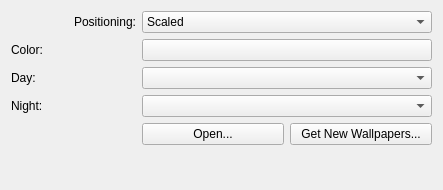
Qt form day-and-night/contents/ui/config.ui (lmiphay/pdamsten-plasmoids) before a commit.
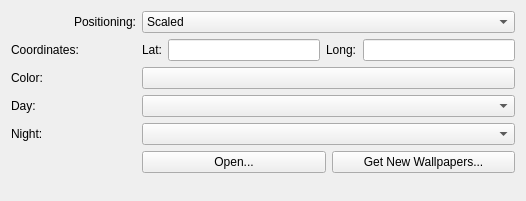
The same form after that commit. Custom widgets are drawn as their Qt base class.

Commit message: Add latitude and longitude to config dialog

```diff
--- a/day-and-night/contents/ui/config.ui
+++ b/day-and-night/contents/ui/config.ui
@@ -6,15 +6,34 @@
    <rect>
     <x>0</x>
     <y>0</y>
-    <width>443</width>
-    <height>190</height>
+    <width>526</width>
+    <height>201</height>
    </rect>
   </property>
   <property name="windowTitle">
    <string>Color</string>
   </property>
   <layout class="QFormLayout" name="formLayout">
-   <item row="1" column="1">
+   <item row="0" column="0">
+    <widget class="QLabel" name="positioningLabel">
+     <property name="minimumSize">
+      <size>
+       <width>125</width>
+       <height>0</height>
+      </size>
+     </property>
+     <property name="text">
+      <string>Positioning:</string>
+     </property>
+     <property name="alignment">
+      <set>Qt::AlignRight|Qt::AlignTrailing|Qt::AlignVCenter</set>
+     </property>
+     <property name="buddy">
+      <cstring>positioningCombo</cstring>
+     </property>
+    </widget>
+   </item>
+   <item row="0" column="1">
     <widget class="KComboBox" name="positioningCombo">
      <property name="sizePolicy">
       <sizepolicy hsizetype="Preferred" vsizetype="Fixed">
@@ -54,6 +73,43 @@
      </item>
     </widget>
    </item>
+   <item row="1" column="0">
+    <widget class="QLabel" name="coordinatesLabel">
+     <property name="text">
+      <string>Coordinates:</string>
+     </property>
+    </widget>
+   </item>
+   <item row="1" column="1">
+    <layout class="QHBoxLayout" name="horizontalLayout_2">
+     <item>
+      <widget class="QLabel" name="latitudeLabel">
+       <property name="text">
+        <string>Lat:</string>
+       </property>
+       <property name="buddy">
+        <cstring>latitudeEdit</cstring>
+       </property>
+      </widget>
+     </item>
+     <item>
+      <widget class="KLineEdit" name="latitudeEdit"/>
+     </item>
+     <item>
+      <widget class="QLabel" name="longitudeLabel">
+       <property name="text">
+        <string>Long:</string>
+       </property>
+       <property name="buddy">
+        <cstring>longitudeEdit</cstring>
+       </property>
+      </widget>
+     </item>
+     <item>
+      <widget class="KLineEdit" name="longitudeEdit"/>
+     </item>
+    </layout>
+   </item>
    <item row="2" column="0">
     <widget class="QLabel" name="colorLabel">
      <property name="text">
@@ -64,7 +120,10 @@
      </property>
     </widget>
    </item>
-   <item row="4" column="0">
+   <item row="2" column="1">
+    <widget class="KColorButton" name="colorButton"/>
+   </item>
+   <item row="3" column="0">
     <widget class="QLabel" name="dayLabel">
      <property name="text">
       <string>Day:</string>
@@ -74,7 +133,17 @@
      </property>
     </widget>
    </item>
-   <item row="6" column="0">
+   <item row="3" column="1">
+    <widget class="KComboBox" name="dayCombo">
+     <property name="sizePolicy">
+      <sizepolicy hsizetype="Expanding" vsizetype="Fixed">
+       <horstretch>0</horstretch>
+       <verstretch>0</verstretch>
+      </sizepolicy>
+     </property>
+    </widget>
+   </item>
+   <item row="4" column="0">
     <widget class="QLabel" name="nightLabel">
      <property name="text">
       <string>Night:</string>
@@ -84,7 +153,17 @@
      </property>
     </widget>
    </item>
-   <item row="8" column="1">
+   <item row="4" column="1">
+    <widget class="KComboBox" name="nightCombo">
+     <property name="sizePolicy">
+      <sizepolicy hsizetype="Expanding" vsizetype="Fixed">
+       <horstretch>0</horstretch>
+       <verstretch>0</verstretch>
+      </sizepolicy>
+     </property>
+    </widget>
+   </item>
+   <item row="5" column="1">
     <layout class="QHBoxLayout" name="horizontalLayout">
      <item>
       <widget class="KPushButton" name="openButton">
@@ -114,7 +193,7 @@
      </item>
     </layout>
    </item>
-   <item row="9" column="1">
+   <item row="6" column="1">
     <spacer name="verticalSpacer">
      <property name="orientation">
       <enum>Qt::Vertical</enum>
@@ -127,48 +206,6 @@
      </property>
     </spacer>
    </item>
-   <item row="1" column="0">
-    <widget class="QLabel" name="positioningLabel">
-     <property name="minimumSize">
-      <size>
-       <width>125</width>
-       <height>0</height>
-      </size>
-     </property>
-     <property name="text">
-      <string>Positioning:</string>
-     </property>
-     <property name="alignment">
-      <set>Qt::AlignRight|Qt::AlignTrailing|Qt::AlignVCenter</set>
-     </property>
-     <property name="buddy">
-      <cstring>positioningCombo</cstring>
-     </property>
-    </widget>
-   </item>
-   <item row="2" column="1">
-    <widget class="KColorButton" name="colorButton"/>
-   </item>
-   <item row="4" column="1">
-    <widget class="KComboBox" name="dayCombo">
-     <property name="sizePolicy">
-      <sizepolicy hsizetype="Expanding" vsizetype="Fixed">
-       <horstretch>0</horstretch>
-       <verstretch>0</verstretch>
-      </sizepolicy>
-     </property>
-    </widget>
-   </item>
-   <item row="6" column="1">
-    <widget class="KComboBox" name="nightCombo">
-     <property name="sizePolicy">
-      <sizepolicy hsizetype="Expanding" vsizetype="Fixed">
-       <horstretch>0</horstretch>
-       <verstretch>0</verstretch>
-      </sizepolicy>
-     </property>
-    </widget>
-   </item>
   </layout>
  </widget>
  <customwidgets>
@@ -177,6 +214,11 @@
    <extends>QPushButton</extends>
    <header>kpushbutton.h</header>
   </customwidget>
+  <customwidget>
+   <class>KLineEdit</class>
+   <extends>QLineEdit</extends>
+   <header>klineedit.h</header>
+  </customwidget>
   <customwidget>
    <class>KComboBox</class>
    <extends>QComboBox</extends>
```
Left out of the diff: 2 changed lines with no effect on the pictures. The commit also changes 1 other file.
